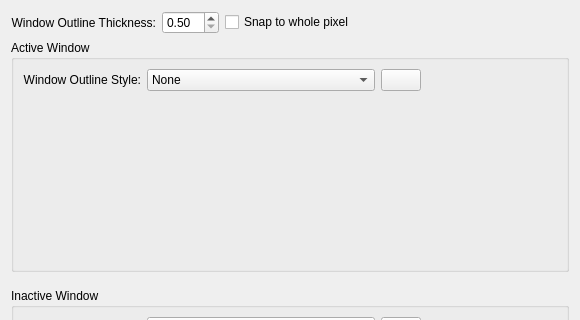
paulmcauley/klassy, file kdecoration/config/ui/windowoutlinestyle.ui: the form before one commit; both pictures show x 0 to 580 and y 0 to 320 of the 580 by 558 pixel window.
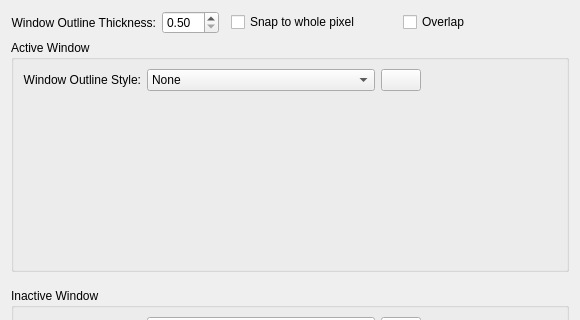
The form after the commit. Icons and pictures are not drawn. Custom widgets are drawn as their Qt base class.

Commit message: Add optional overlap, fix window outline geometries

```diff
--- a/kdecoration/config/ui/windowoutlinestyle.ui
+++ b/kdecoration/config/ui/windowoutlinestyle.ui
@@ -21,6 +21,9 @@
        <property name="fieldGrowthPolicy">
         <enum>QFormLayout::FieldGrowthPolicy::FieldsStayAtSizeHint</enum>
        </property>
+       <property name="rightMargin">
+        <number>6</number>
+       </property>
        <item row="1" column="0">
         <widget class="QLabel" name="label_30">
          <property name="text">
@@ -62,6 +65,19 @@
        </property>
       </widget>
      </item>
+     <item>
+      <widget class="QCheckBox" name="windowOutlineOverlap">
+       <property name="sizePolicy">
+        <sizepolicy hsizetype="MinimumExpanding" vsizetype="Fixed">
+         <horstretch>0</horstretch>
+         <verstretch>0</verstretch>
+        </sizepolicy>
+       </property>
+       <property name="text">
+        <string>Overlap</string>
+       </property>
+      </widget>
+     </item>
     </layout>
    </item>
    <item>
```
Left out of the diff: 1 changed line with no effect on the pictures. The commit also changes 23 other files.
